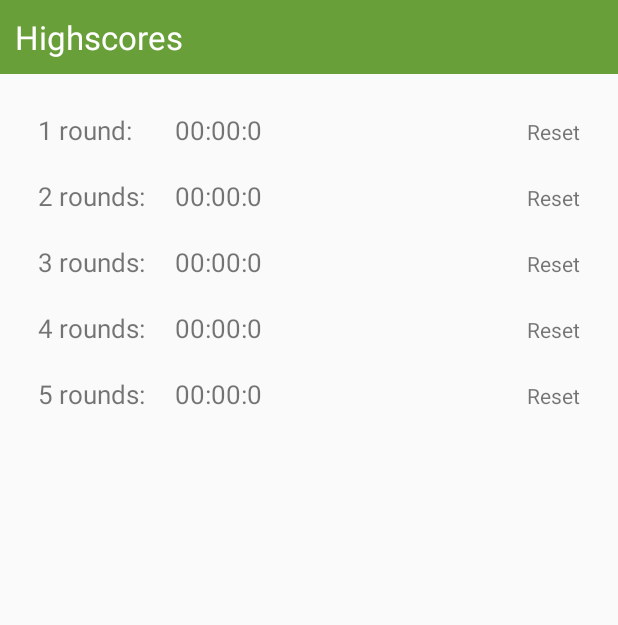
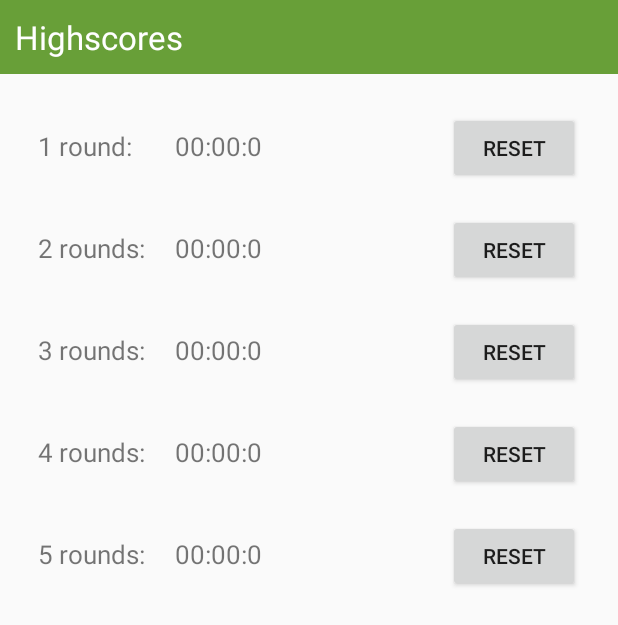
Before and after one commit to saavedra29/Test2, an Android app: the HighscoresActivity screen opened directly, with no data from a screen before it, on a phone screen of 412 x 824 dp. Shown: the top 625 px of the screen. Run offline under Robolectric (Android 15) with nearby library versions, the phone set to English and light mode, and no system bars.

Commit message:
added reset buttons to highscores

```diff
--- a/app/src/main/res/layout/activity_highscores.xml
+++ b/app/src/main/res/layout/activity_highscores.xml
@@ -31,9 +31,11 @@
                   android:layout_margin="10dp"
                   android:textSize="17sp"
                   android:id="@+id/highscore1output"/>
-        <TextView android:text="Reset"
-                  android:layout_margin="10dp"
-                  app:layout_gravity="right"/>
+        <Button android:text="Reset"
+                android:layout_margin="10dp"
+                app:layout_gravity="right"
+                android:id="@+id/reset1"
+                android:onClick="onReset1"/>
         <TextView android:text="2 rounds:"
                   android:layout_margin="10dp"
                   android:textSize="17sp"/>
@@ -41,9 +43,11 @@
                   android:layout_margin="10dp"
                   android:textSize="17sp"
                   android:id="@+id/highscore2output"/>
-        <TextView android:text="Reset"
-                  android:layout_margin="10dp"
-                  app:layout_gravity="right"/>
+        <Button android:text="Reset"
+                android:layout_margin="10dp"
+                app:layout_gravity="right"
+                android:id="@+id/reset2"
+                android:onClick="onReset2"/>
         <TextView android:text="3 rounds:"
                   android:layout_margin="10dp"
                   android:textSize="17sp"/>
@@ -51,9 +55,11 @@
                   android:layout_margin="10dp"
                   android:textSize="17sp"
                   android:id="@+id/highscore3output"/>
-        <TextView android:text="Reset"
-                  android:layout_margin="10dp"
-                  app:layout_gravity="right"/>
+        <Button android:text="Reset"
+                android:layout_margin="10dp"
+                app:layout_gravity="right"
+                android:id="@+id/reset3"
+                android:onClick="onReset3"/>
         <TextView android:text="4 rounds:"
                   android:layout_margin="10dp"
                   android:textSize="17sp"/>
@@ -61,9 +67,11 @@
                   android:layout_margin="10dp"
                   android:textSize="17sp"
                   android:id="@+id/highscore4output"/>
-        <TextView android:text="Reset"
-                  android:layout_margin="10dp"
-                  app:layout_gravity="right"/>
+        <Button android:text="Reset"
+                android:layout_margin="10dp"
+                app:layout_gravity="right"
+                android:id="@+id/reset4"
+                android:onClick="onReset4"/>
         <TextView android:text="5 rounds:"
                   android:layout_margin="10dp"
                   android:textSize="17sp"/>
@@ -71,9 +79,11 @@
                   android:layout_margin="10dp"
                   android:textSize="17sp"
                   android:id="@+id/highscore5output"/>
-        <TextView android:text="Reset"
-                  android:layout_margin="10dp"
-                  app:layout_gravity="right"/>
+        <Button android:text="Reset"
+                android:layout_margin="10dp"
+                app:layout_gravity="right"
+                android:id="@+id/reset5"
+                android:onClick="onReset5"/>
 
 
     </android.support.v7.widget.GridLayout>
```
Also changed, not shown: app/src/main/java/com/saavedra29/aris/test2/HighscoresActivity.java (+51 -0 lines).
